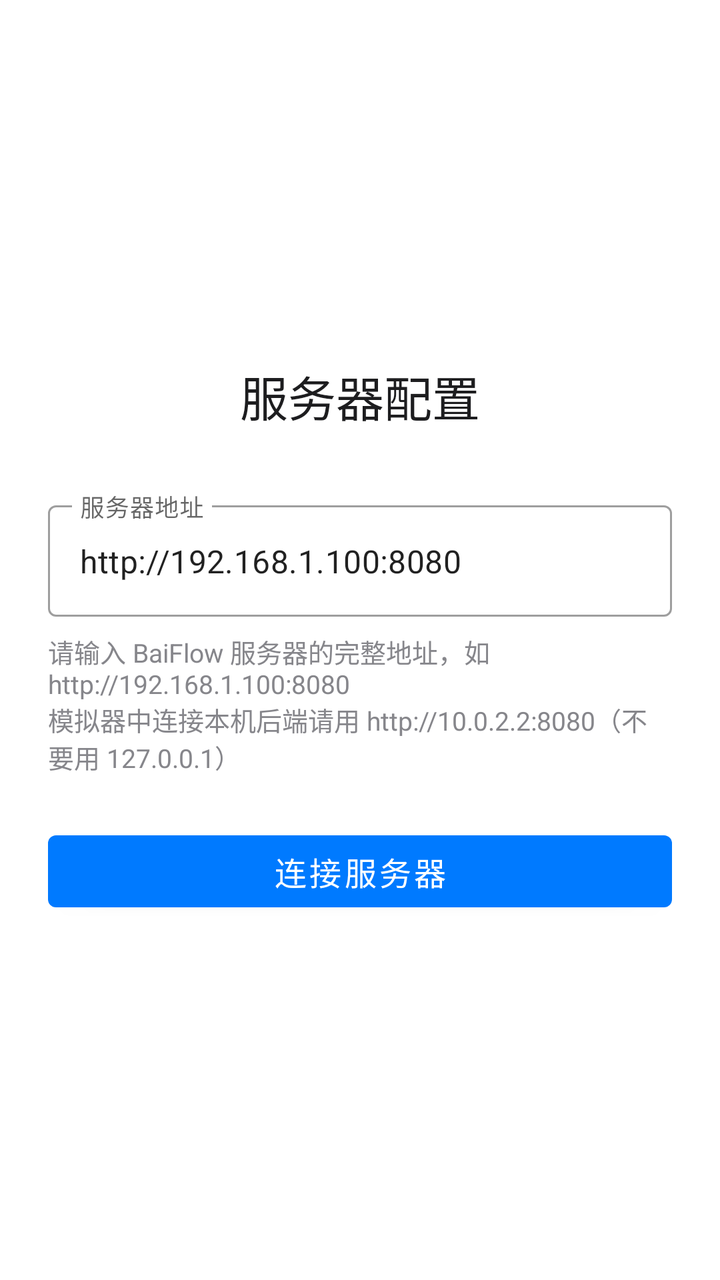
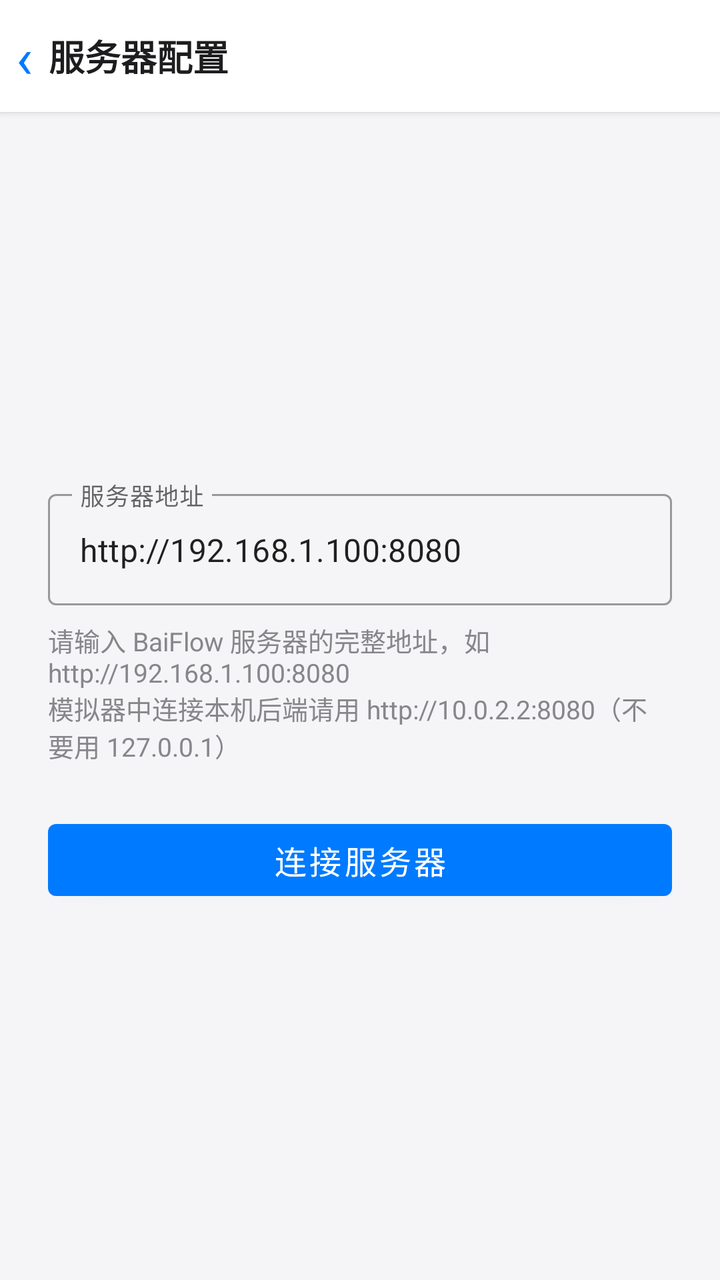

The first picture is an Android layout as it rendered before a commit; the second is the same layout after the commit. The layout source and the unified diff follow.
<!-- AndroidManifest.xml: application theme Theme.BaiFlow -->
<!-- res/layout/activity_server_config.xml -->
<?xml version="1.0" encoding="utf-8"?>
<LinearLayout xmlns:android="http://schemas.android.com/apk/res/android"
    android:orientation="vertical"
    android:layout_width="match_parent"
    android:layout_height="match_parent"
    android:padding="24dp"
    android:gravity="center">

    <TextView
        android:layout_width="wrap_content"
        android:layout_height="wrap_content"
        android:text="服务器配置"
        android:textSize="24sp"
        android:textColor="@color/text_primary"
        android:layout_marginBottom="32dp" />

    <com.google.android.material.textfield.TextInputLayout
        android:layout_width="match_parent"
        android:layout_height="wrap_content"
        android:hint="服务器地址"
        style="@style/Widget.MaterialComponents.TextInputLayout.OutlinedBox">

        <com.google.android.material.textfield.TextInputEditText
            android:id="@+id/etServerUrl"
            android:layout_width="match_parent"
            android:layout_height="wrap_content"
            android:inputType="textUri"
            android:text="http://192.168.1.100:8080" />
    </com.google.android.material.textfield.TextInputLayout>

    <TextView
        android:layout_width="match_parent"
        android:layout_height="wrap_content"
        android:text="请输入 BaiFlow 服务器的完整地址，如 http://192.168.1.100:8080\n模拟器中连接本机后端请用 http://10.0.2.2:8080（不要用 127.0.0.1）"
        android:textSize="13sp"
        android:textColor="@color/text_secondary"
        android:layout_marginTop="8dp"
        android:layout_marginBottom="24dp" />

    <com.google.android.material.button.MaterialButton
        android:id="@+id/btnConnect"
        android:layout_width="match_parent"
        android:layout_height="48dp"
        android:text="连接服务器"
        android:textSize="16sp" />

    <TextView
        android:id="@+id/tvError"
        android:layout_width="match_parent"
        android:layout_height="wrap_content"
        android:textColor="#EF4444"
        android:textSize="14sp"
        android:gravity="center"
        android:layout_marginTop="16dp"
        android:visibility="gone" />

</LinearLayout>
<!-- resources referenced by this layout -->
<resources>
  <color name="text_primary">#1D1D1F</color>
  <color name="text_secondary">#86868B</color>
  <style name="Theme.BaiFlow" parent="Theme.MaterialComponents.Light.NoActionBar">
          <item name="colorPrimary">@color/primary</item>
          <item name="colorPrimaryVariant">@color/primary_dark</item>
          <item name="colorOnPrimary">@color/white</item>
          <item name="colorSecondary">@color/accent</item>
          <item name="android:statusBarColor">@color/primary</item>
      </style>
  <color name="primary">#007AFF</color>
  <color name="primary_dark">#0066D6</color>
  <color name="white">#FFFFFF</color>
  <color name="accent">#007AFF</color>
</resources>

<!-- the commit's change to res/layout/activity_server_config.xml (unified diff, before → after) -->
@@ -3,55 +3,89 @@
     android:orientation="vertical"
     android:layout_width="match_parent"
     android:layout_height="match_parent"
-    android:padding="24dp"
-    android:gravity="center">
+    android:background="@color/background">
 
-    <TextView
-        android:layout_width="wrap_content"
-        android:layout_height="wrap_content"
-        android:text="服务器配置"
-        android:textSize="24sp"
-        android:textColor="@color/text_primary"
-        android:layout_marginBottom="32dp" />
+    
+    <LinearLayout
+        android:layout_width="match_parent"
+        android:layout_height="56dp"
+        android:orientation="horizontal"
+        android:gravity="center_vertical"
+        android:background="@color/white"
+        android:elevation="2dp">
 
-    <com.google.android.material.textfield.TextInputLayout
+        <TextView
+            android:id="@+id/btnBack"
+            android:layout_width="wrap_content"
+            android:layout_height="match_parent"
+            android:gravity="center"
+            android:paddingStart="8dp"
+            android:paddingEnd="8dp"
+            android:text="‹"
+            android:textSize="28sp"
+            android:textColor="@color/accent"
+            android:background="?android:attr/selectableItemBackground" />
+
+        <TextView
+            android:layout_width="0dp"
+            android:layout_height="wrap_content"
+            android:layout_weight="1"
+            android:paddingEnd="16dp"
+            android:text="服务器配置"
+            android:textSize="18sp"
+            android:textColor="@color/text_primary"
+            android:textStyle="bold" />
+    </LinearLayout>
+
+    
+    <LinearLayout
+        android:orientation="vertical"
         android:layout_width="match_parent"
-        android:layout_height="wrap_content"
-        android:hint="服务器地址"
-        style="@style/Widget.MaterialComponents.TextInputLayout.OutlinedBox">
+        android:layout_height="0dp"
+        android:layout_weight="1"
+        android:padding="24dp"
+        android:gravity="center">
 
-        <com.google.android.material.textfield.TextInputEditText
-            android:id="@+id/etServerUrl"
+        <com.google.android.material.textfield.TextInputLayout
             android:layout_width="match_parent"
             android:layout_height="wrap_content"
-            android:inputType="textUri"
-            android:text="http://192.168.1.100:8080" />
-    </com.google.android.material.textfield.TextInputLayout>
+            android:hint="服务器地址"
+            style="@style/Widget.MaterialComponents.TextInputLayout.OutlinedBox">
 
-    <TextView
-        android:layout_width="match_parent"
-        android:layout_height="wrap_content"
-        android:text="请输入 BaiFlow 服务器的完整地址，如 http://192.168.1.100:8080\n模拟器中连接本机后端请用 http://10.0.2.2:8080（不要用 127.0.0.1）"
-        android:textSize="13sp"
-        android:textColor="@color/text_secondary"
-        android:layout_marginTop="8dp"
-        android:layout_marginBottom="24dp" />
+            <com.google.android.material.textfield.TextInputEditText
+                android:id="@+id/etServerUrl"
+                android:layout_width="match_parent"
+                android:layout_height="wrap_content"
+                android:inputType="textUri"
+                android:text="http://192.168.1.100:8080" />
+        </com.google.android.material.textfield.TextInputLayout>
 
-    <com.google.android.material.button.MaterialButton
-        android:id="@+id/btnConnect"
-        android:layout_width="match_parent"
-        android:layout_height="48dp"
-        android:text="连接服务器"
-        android:textSize="16sp" />
+        <TextView
+            android:layout_width="match_parent"
+            android:layout_height="wrap_content"
+            android:text="请输入 BaiFlow 服务器的完整地址，如 http://192.168.1.100:8080\n模拟器中连接本机后端请用 http://10.0.2.2:8080（不要用 127.0.0.1）"
+            android:textSize="13sp"
+            android:textColor="@color/text_secondary"
+            android:layout_marginTop="8dp"
+            android:layout_marginBottom="24dp" />
 
-    <TextView
-        android:id="@+id/tvError"
-        android:layout_width="match_parent"
-        android:layout_height="wrap_content"
-        android:textColor="#EF4444"
-        android:textSize="14sp"
-        android:gravity="center"
-        android:layout_marginTop="16dp"
-        android:visibility="gone" />
+        <com.google.android.material.button.MaterialButton
+            android:id="@+id/btnConnect"
+            android:layout_width="match_parent"
+            android:layout_height="48dp"
+            android:text="连接服务器"
+            android:textSize="16sp" />
+
+        <TextView
+            android:id="@+id/tvError"
+            android:layout_width="match_parent"
+            android:layout_height="wrap_content"
+            android:textColor="#EF4444"
+            android:textSize="14sp"
+            android:gravity="center"
+            android:layout_marginTop="16dp"
+            android:visibility="gone" />
+
+    </LinearLayout>
 
 </LinearLayout>
<!-- resource entries referenced after the edit -->
@@ -13,5 +13,6 @@
   <color name="primary_dark">#0066D6</color>
   <color name="white">#FFFFFF</color>
   <color name="accent">#007AFF</color>
+  <color name="background">#F5F5F7</color>
 </resources>
 
